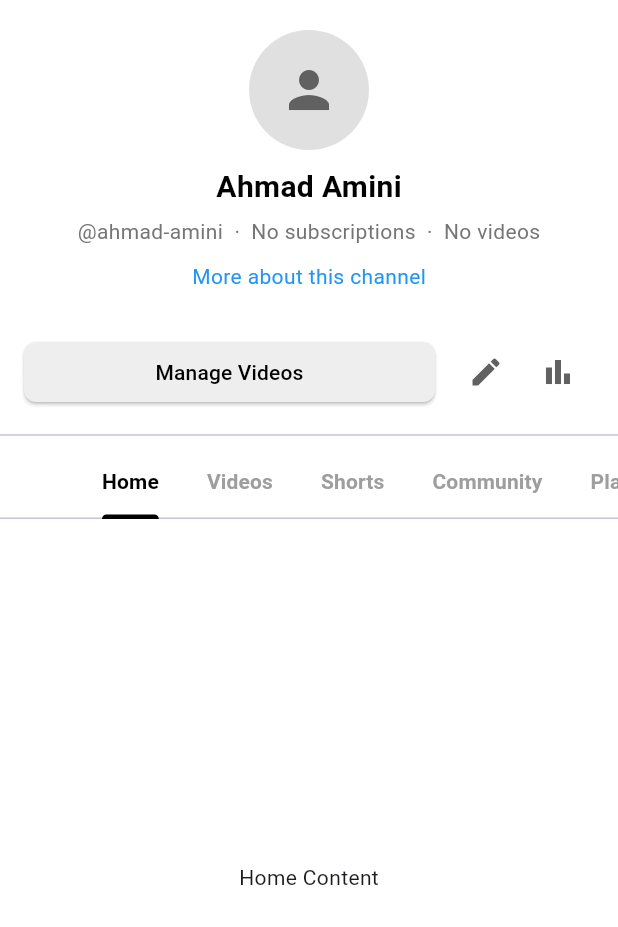
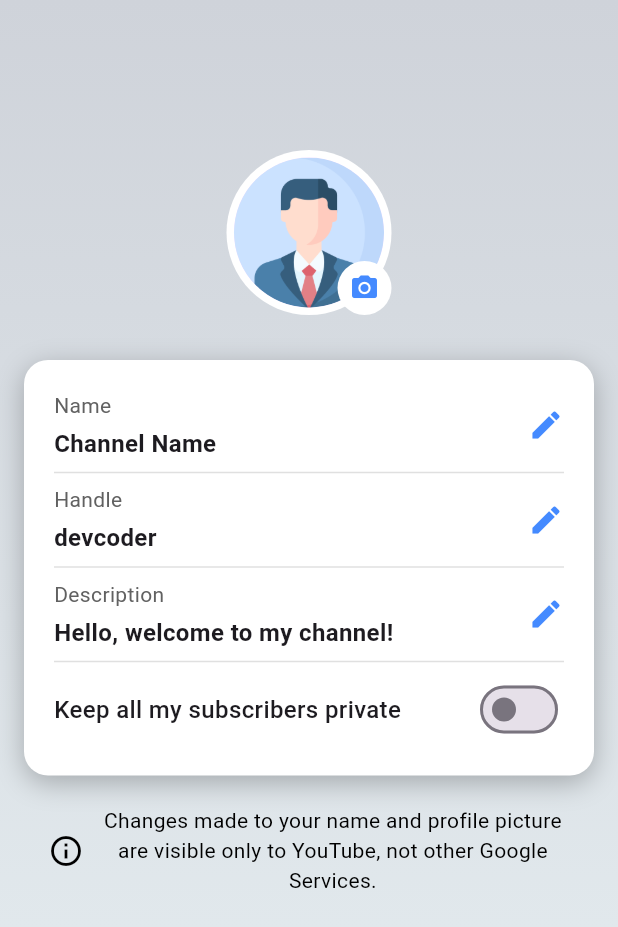
Before and after one commit to JunaidJamshid123/YouTube-Clone, a Flutter app: the screen it shows once a user with an empty profile is signed in, on a phone screen of 412 x 824 dp. Shown: the top 927 px of the screen. Run offline on Flutter 3.47's test engine with Material 3 defaults, Android fonts, the phone set to English and light mode, and no system bars; our stand-ins replace cloud_firestore, firebase_auth, firebase_core, flutter_riverpod, google_nav_bar, google_sign_in; missing offline and left inert: video_editor; accounts and stored records are empty.

Commit message:
Channel setting Page added

```diff
--- /dev/null
+++ b/lib/features/channel/SettingPage.dart
@@ -0,0 +1,156 @@
+import 'package:flutter/material.dart';
+
+class ChannelSettingsPage extends StatelessWidget {
+  @override
+  Widget build(BuildContext context) {
+    return Scaffold(
+      appBar: AppBar(
+        backgroundColor: Colors.transparent,
+        elevation: 0,
+      ),
+      extendBodyBehindAppBar: true,
+      body: Stack(
+        children: [
+          // Gradient background
+          Container(
+            decoration: BoxDecoration(
+              gradient: LinearGradient(
+                colors: [const Color.fromARGB(255, 207, 211, 218), Color.fromARGB(255, 231, 239, 242)],
+                begin: Alignment.topCenter,
+                end: Alignment.bottomCenter,
+              ),
+            ),
+          ),
+          // Content
+          Positioned(
+            top: 100,
+            left: 16,
+            right: 16,
+            child: Column(
+              children: [
+                // Profile picture with a border and camera icon
+                Stack(
+                  alignment: Alignment.center,
+                  children: [
+                    CircleAvatar(
+                      radius: 55,
+                      backgroundColor: Colors.white,
+                      child: CircleAvatar(
+                        radius: 50,
+                        backgroundImage: AssetImage(
+                            'assets/images/profile.png'), // Add your profile image
+                      ),
+                    ),
+                    Positioned(
+                      bottom: 0,
+                      right: 0,
+                      child: CircleAvatar(
+                        backgroundColor: Colors.white,
+                        radius: 18,
+                        child: Icon(
+                          Icons.camera_alt,
+                          color: Colors.blueAccent,
+                          size: 20,
+                        ),
+                      ),
+                    ),
+                  ],
+                ),
+                SizedBox(height: 30),
+                // Information section with card style
+                Container(
+                  padding: EdgeInsets.all(20),
+                  decoration: BoxDecoration(
+                    color: Colors.white,
+                    borderRadius: BorderRadius.circular(16),
+                    boxShadow: [
+                      BoxShadow(
+                        color: Colors.black26,
+                        blurRadius: 15,
+                        offset: Offset(0, 5),
+                      ),
+                    ],
+                  ),
+                  child: Column(
+                    children: [
+                      // Name section
+                      _buildEditableField('Name', 'Channel Name'),
+                      Divider(color: Colors.grey.shade300),
+                      // Handle section
+                      _buildEditableField('Handle', 'devcoder'),
+                      Divider(color: Colors.grey.shade300),
+                      // Description section
+                      _buildEditableField(
+                          'Description', 'Hello, welcome to my channel!'),
+                      Divider(color: Colors.grey.shade300),
+                      // Toggle section
+                      Row(
+                        mainAxisAlignment: MainAxisAlignment.spaceBetween,
+                        children: [
+                          Text(
+                            'Keep all my subscribers private',
+                            style: TextStyle(
+                                fontSize: 16, fontWeight: FontWeight.w500),
+                          ),
+                          Switch(
+                            value: false,
+                            onChanged: (value) {
+                              // Handle toggle change
+                            },
+                          ),
+                        ],
+                      ),
+                    ],
+                  ),
+                ),
+                SizedBox(height: 20),
+                // Bottom text section with decorative icon
+                Padding(
+                  padding: const EdgeInsets.symmetric(horizontal: 16),
+                  child: Row(
+                    mainAxisAlignment: MainAxisAlignment.center,
+                    children: [
+                      Icon(Icons.info_outline, color: Colors.black),
+                      SizedBox(width: 8),
+                      Expanded(
+                        child: Text(
+                          'Changes made to your name and profile picture '
+                          'are visible only to YouTube, not other Google Services.',
+                          style: TextStyle(fontSize: 14, color: Colors.black),
+                          textAlign: TextAlign.center,
+                        ),
+                      ),
+                    ],
+                  ),
+                ),
+              ],
+            ),
+          ),
+        ],
+      ),
+    );
+  }
+
+  Widget _buildEditableField(String label, String value) {
+    return Row(
+      mainAxisAlignment: MainAxisAlignment.spaceBetween,
+      children: [
+        Column(
+          crossAxisAlignment: CrossAxisAlignment.start,
+          children: [
+            Text(
+              label,
+              style: TextStyle(fontSize: 14, color: Colors.grey.shade700),
+            ),
+            SizedBox(height: 4),
+            Text(
+              value,
+              style: TextStyle(fontSize: 16, fontWeight: FontWeight.w600),
+            ),
+          ],
+        ),
+        Icon(Icons.edit, color: Colors.blueAccent),
+      ],
+    );
+  }
+}
--- a/lib/main.dart
+++ b/lib/main.dart
@@ -8,6 +8,7 @@ import 'features/auth/login_page.dart';
 import 'home_page.dart';
 import './features/auth/repository/providers.dart';
 import './features/Pages/Channel_Info.dart';
+import './features/channel/SettingPage.dart';
 
 
 void main() async {
@@ -26,7 +27,7 @@ class MyApp extends ConsumerWidget {
     return MaterialApp(
       debugShowCheckedModeBanner: false,
       home: userAsyncValue.when(
-        data: (user) => user != null ? ProfileScreen() : LoginPage(),
+        data: (user) => user != null ? ChannelSettingsPage() : LoginPage(),
         loading: () => Center(child: CircularProgressIndicator()),
         error: (err, _) => Center(child: Text('Error: $err')),
       ),
--- a/pubspec.yaml
+++ b/pubspec.yaml
@@ -75,6 +75,7 @@ flutter:
     - assets/images/youtube_logoo.png
     - assets/images/google_icon.png
     - assets/images/youtube.jpg
+    - assets/images/profile.png
     - assets/icons/notification.png
     - assets/icons/search.png
     - assets/icons/
```
Also changed, not shown: assets/images/profile.png (added).
